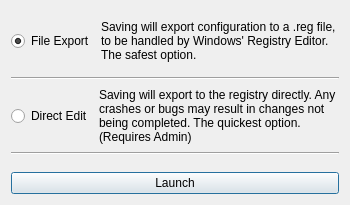
The window that launch_dialog.ui (VodBox/pyWinContext) describes before a commit, drawn with Qt 5.
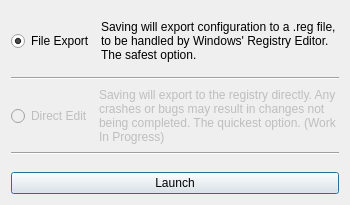
The same window after the commit.

```diff
--- a/launch_dialog.ui
+++ b/launch_dialog.ui
@@ -89,6 +89,9 @@
         <layout class="QHBoxLayout" name="horizontalLayout_2">
          <item>
           <widget class="QRadioButton" name="radioButton_2">
+           <property name="enabled">
+            <bool>false</bool>
+           </property>
            <property name="maximumSize">
             <size>
              <width>85</width>
@@ -102,6 +105,9 @@
          </item>
          <item>
           <widget class="QLabel" name="label_2">
+           <property name="enabled">
+            <bool>false</bool>
+           </property>
            <property name="minimumSize">
             <size>
              <width>0</width>
@@ -115,7 +121,7 @@
             </size>
            </property>
            <property name="text">
-            <string>Saving will export to the registry directly. Any crashes or bugs may result in changes not being completed. The quickest option. (Requires Admin)</string>
+            <string>Saving will export to the registry directly. Any crashes or bugs may result in changes not being completed. The quickest option. (Work In Progress)</string>
            </property>
            <property name="scaledContents">
             <bool>false</bool>
```
